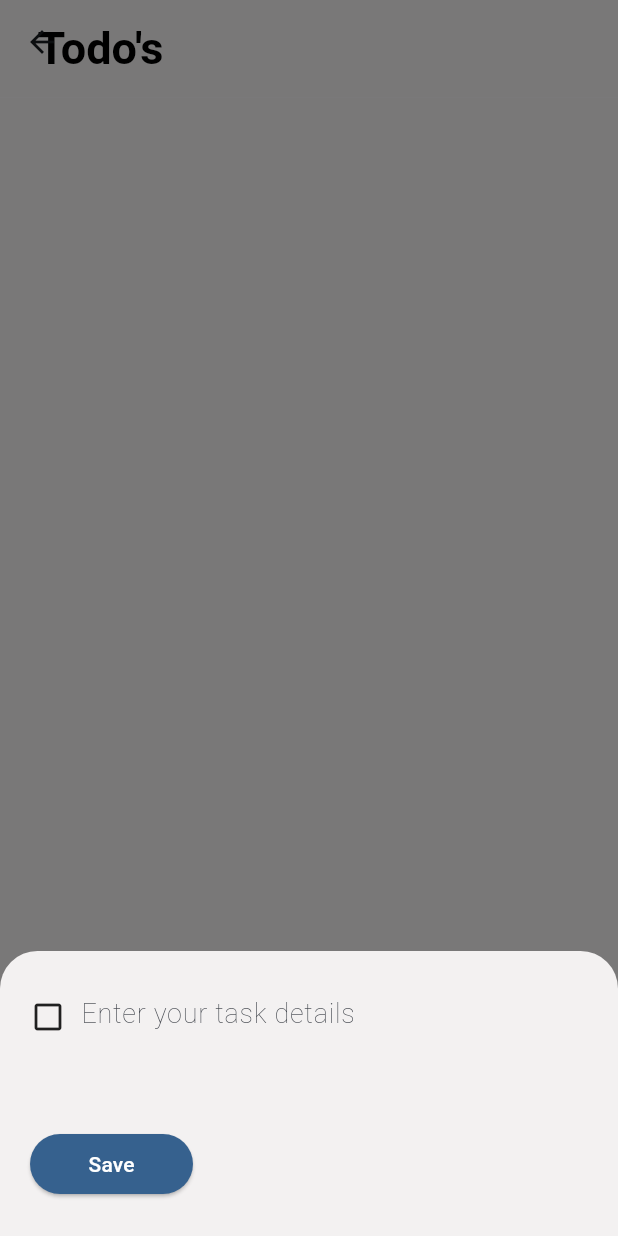
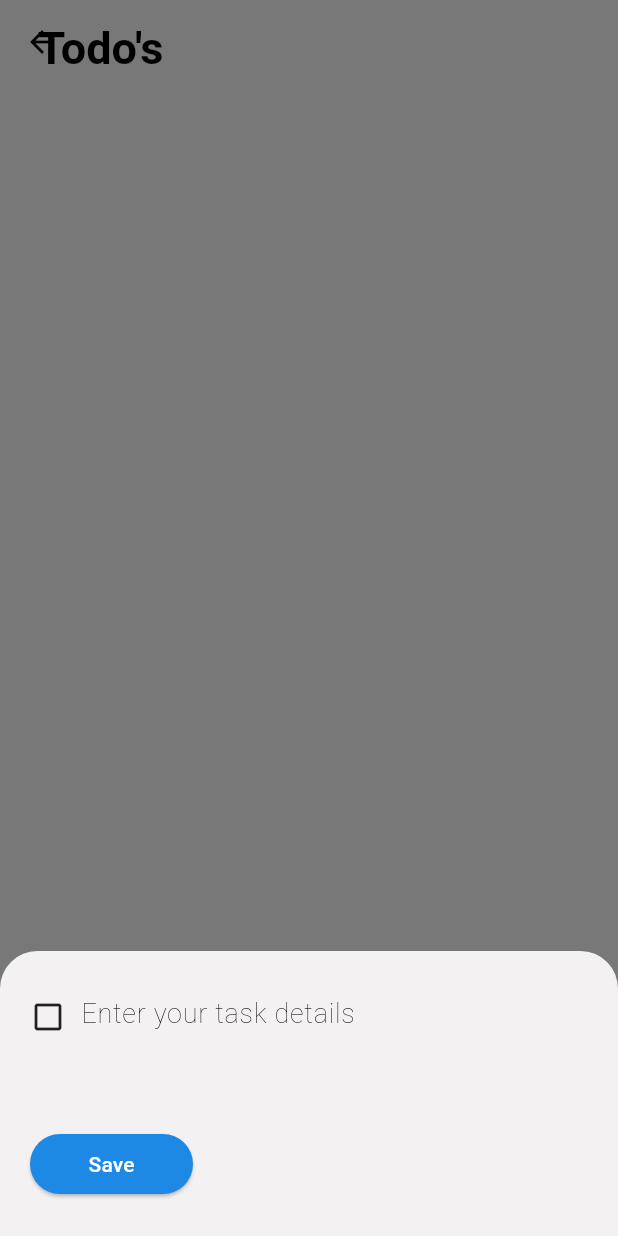
Before and after one commit to abramaleko/notecraft, a Flutter app: the TodosList screen opened directly, after a tap on the "add" icon, on a phone screen of 412 x 824 dp. Run offline on Flutter 3.47's test engine with Material 3 defaults, Android fonts, the light colour scheme and no system bars; our stand-ins replace cloud_firestore, firebase_core, go_router, google_fonts; accounts and stored records are empty.

Commit message:
added dark theme to notecraft

```diff
--- /dev/null
+++ b/lib/Theme/theme.dart
@@ -0,0 +1,18 @@
+import "package:flutter/material.dart";
+import "package:google_fonts/google_fonts.dart";
+
+ThemeData lightMode = ThemeData(
+    brightness: Brightness.light,
+    // textTheme: GoogleFonts.robotoTextTheme(),
+    colorScheme: ColorScheme.light(
+        background: const Color.fromARGB(255, 243, 241, 241),
+        primary: Colors.blue.shade600));
+
+ThemeData darkMode = ThemeData(
+    brightness: Brightness.dark,
+    // textTheme: GoogleFonts.robotoTextTheme(),
+    colorScheme: ColorScheme.dark(
+      background: Colors.grey.shade900,
+      primary: Colors.blue.shade600,
+    ),
+    cardColor: Colors.grey.shade800);
--- a/lib/views/new_note.dart
+++ b/lib/views/new_note.dart
@@ -32,6 +32,7 @@ class _NewNoteState extends State<NewNote> {
   Widget build(BuildContext context) {
     return Scaffold(
       appBar: AppBar(
+        backgroundColor: Theme.of(context).colorScheme.background,
         leading: IconButton(
           icon: Icon(
             Icons.arrow_back,
--- a/lib/views/todos_list.dart
+++ b/lib/views/todos_list.dart
@@ -23,7 +23,7 @@ class _TodosListState extends State<TodosList> {
   @override
   Widget build(BuildContext context) {
     return Scaffold(
-      backgroundColor: const Color.fromARGB(255, 243, 241, 241),
+      backgroundColor: Theme.of(context).colorScheme.background,
       floatingActionButton: Padding(
         padding: const EdgeInsets.only(bottom: 20.0),
         child: FloatingActionButton(
@@ -44,16 +44,18 @@ class _TodosListState extends State<TodosList> {
             pinned: true,
             flexibleSpace: FlexibleSpaceBar(
               titlePadding: const EdgeInsets.fromLTRB(25, 5, 0, 15),
-              title: const Text(
+              title: Text(
                 "Todo's",
                 style: TextStyle(
                   fontSize: 20,
                   fontWeight: FontWeight.w700,
-                  color: Colors.black,
+                  color: Theme.of(context).brightness == Brightness.light
+                      ? Colors.black
+                      : Colors.white,
                 ),
               ),
               background: Container(
-                color: const Color.fromARGB(255, 243, 241, 241),
+                color: Theme.of(context).colorScheme.background,
               ),
             ),
           ),
--- a/lib/views/view_note.dart
+++ b/lib/views/view_note.dart
@@ -56,9 +56,9 @@ class _ViewNoteState extends State<ViewNote> {
   @override
   Widget build(BuildContext context) {
     return Scaffold(
-      backgroundColor: Colors.grey.shade100,
+      backgroundColor: Theme.of(context).colorScheme.background,
       appBar: AppBar(
-        backgroundColor: Colors.grey.shade100,
+        backgroundColor: Theme.of(context).colorScheme.background,
         elevation: 0,
         leading: IconButton(
           icon: Icon(
--- a/lib/widgets/AppBottomNavbar.dart
+++ b/lib/widgets/AppBottomNavbar.dart
@@ -27,7 +27,7 @@ class _AppBottomNavbarState extends State<AppBottomNavbar> {
             selectedIconTheme: IconThemeData(
               color: Colors.black,
             ),
-            selectedItemColor: Colors.black,
+            selectedItemColor: Colors.white,
             selectedLabelStyle: TextStyle(fontWeight: FontWeight.bold),
             currentIndex: _currentIndex,
             onTap: (index) {
@@ -37,15 +37,19 @@ class _AppBottomNavbarState extends State<AppBottomNavbar> {
             },
             items: [
               BottomNavigationBarItem(
+                  backgroundColor: Colors.white54,
                   icon: Icon(
                     Icons.feed,
                     size: 22,
+                    color: Colors.white54,
                   ),
                   label: 'Notes'),
               BottomNavigationBarItem(
+                  backgroundColor: Colors.white54,
                   icon: Icon(
                     Icons.checklist_rtl,
                     size: 22,
+                    color: Colors.white54,
                   ),
                   label: 'Todos')
             ],
--- a/lib/widgets/notes_cards.dart
+++ b/lib/widgets/notes_cards.dart
@@ -1,12 +1,12 @@
 import 'package:flutter/material.dart';
 import 'package:notecraft/models/note.dart';
 
-Widget NotesCard(Note note) {
+Widget NotesCard(Note note,context) {
   return Container(
     width: 190,
     child: Card(
       elevation: 0,
-      // shadowColor: Colors.grey.shade200,
+      color: Theme.of(context).cardColor,
       child: Padding(
         padding: EdgeInsets.all(16.0),
         child: Column(
```
Also changed, not shown: lib/main.dart (+3 -5 lines), lib/views/notes.dart (+10 -7 lines).
